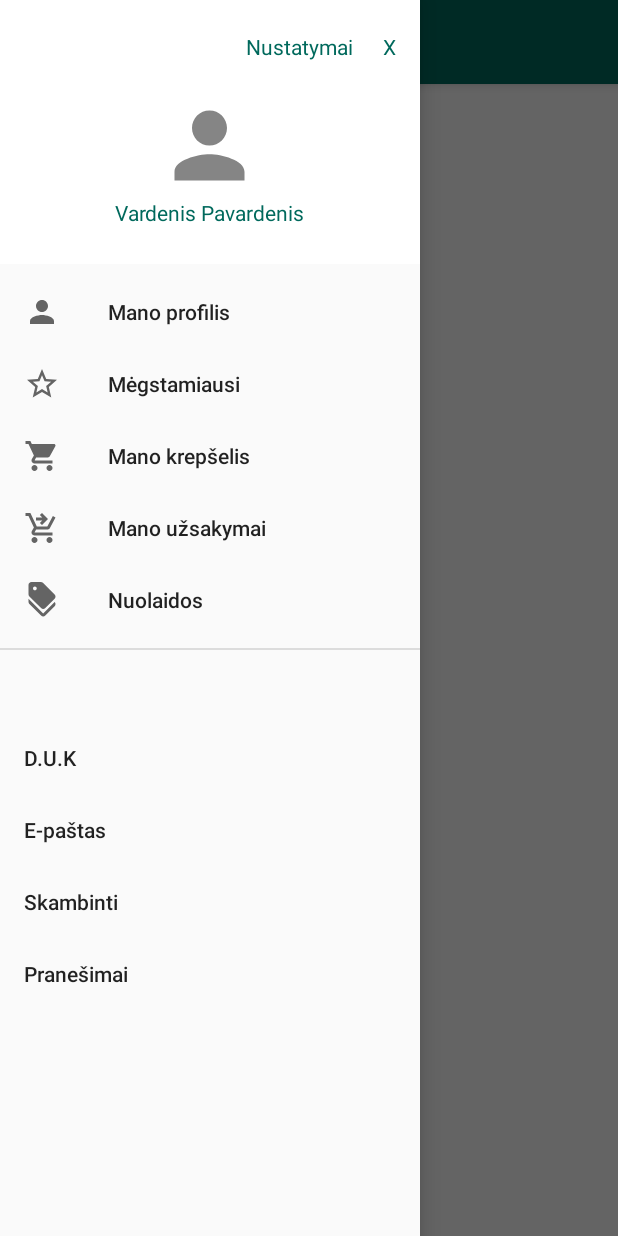
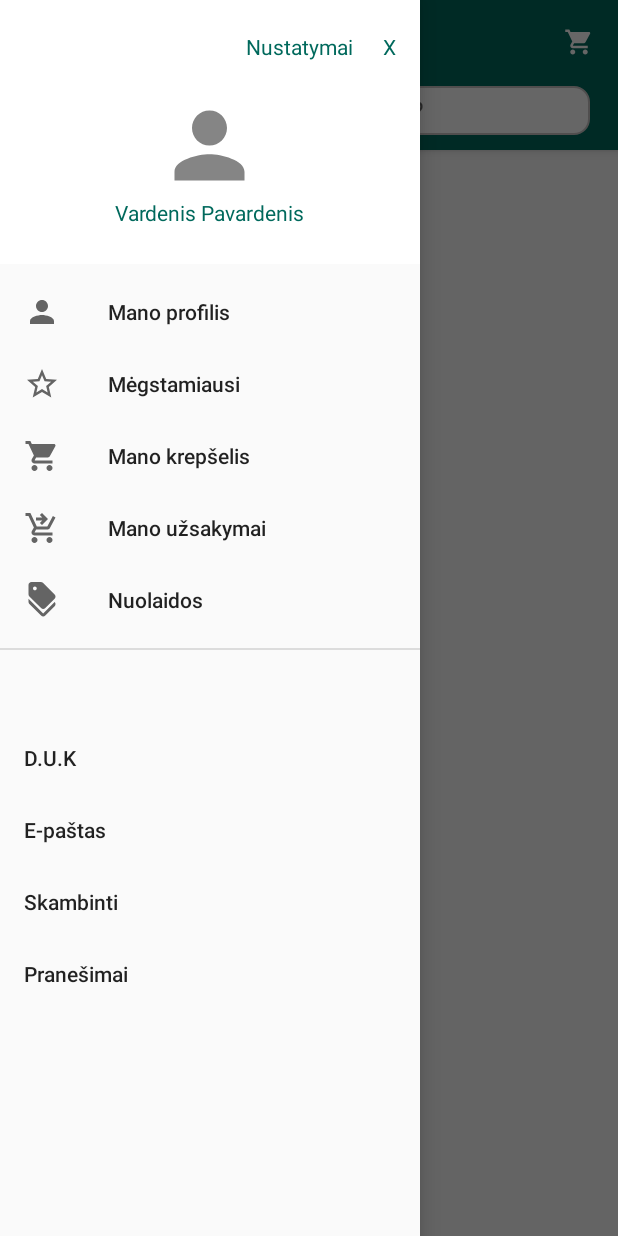
Before and after one commit to DominykasD/Arena, an Android app: the MainMenuActivity screen opened directly, with no data from a screen before it, with the side drawer open, on a phone screen of 412 x 824 dp. Run offline under Robolectric (Android 15) with nearby library versions, the phone set to English and light mode, and no system bars; our stand-ins replace navigation-ui; network calls fail.

Commit message:
Top app bar

```diff
--- a/app/src/main/AndroidManifest.xml
+++ b/app/src/main/AndroidManifest.xml
@@ -15,7 +15,7 @@
         <activity
             android:name=".MainMenuActivity"
             android:exported="false"
-            android:theme="@style/AppBar.NoActionBar" />
+            android:theme="@style/AppBar.NoActionBar"/>
         <activity
             android:name=".Register"
             android:exported="false" />
--- a/app/src/main/java/com/example/arena/MainMenuActivity.java
+++ b/app/src/main/java/com/example/arena/MainMenuActivity.java
@@ -10,6 +10,7 @@ import androidx.navigation.ui.AppBarConfiguration;
 import androidx.navigation.ui.NavigationUI;
 
 import android.os.Bundle;
+import android.text.Html;
 import android.view.MenuItem;
 import android.view.View;
 import android.widget.SearchView;
@@ -42,6 +43,7 @@ public class MainMenuActivity extends AppCompatActivity {
 
 
 
+
     }
 
     @Override
--- a/app/src/main/res/drawable/ic_cart.xml
+++ b/app/src/main/res/drawable/ic_cart.xml
@@ -1,6 +1,6 @@
 <vector xmlns:android="http://schemas.android.com/apk/res/android"
-    android:width="24dp"
-    android:height="24dp"
+    android:width="20dp"
+    android:height="20dp"
     android:viewportWidth="24"
     android:viewportHeight="24"
     android:tint="?attr/colorControlNormal">
--- /dev/null
+++ b/app/src/main/res/drawable/search_bar_rounded.xml
@@ -0,0 +1,10 @@
+<?xml version="1.0" encoding="utf-8"?>
+<shape xmlns:android="http://schemas.android.com/apk/res/android">
+    <solid android:color="#fff"/>
+    <corners android:radius="10dp"/>
+    <padding android:left="0dp"
+        android:bottom="0dp"
+        android:right="0dp"
+        android:top="0dp"/>
+    <stroke android:color="#c8c5c5" android:width="1dp"/>
+</shape>
--- /dev/null
+++ b/app/src/main/res/drawable/search_icon.xml
@@ -0,0 +1,5 @@
+<vector android:height="24dp" android:tint="#989797"
+    android:viewportHeight="24" android:viewportWidth="24"
+    android:width="24dp" xmlns:android="http://schemas.android.com/apk/res/android">
+    <path android:fillColor="@android:color/white" android:pathData="M15.5,14h-0.79l-0.28,-0.27C15.41,12.59 16,11.11 16,9.5 16,5.91 13.09,3 9.5,3S3,5.91 3,9.5 5.91,16 9.5,16c1.61,0 3.09,-0.59 4.23,-1.57l0.27,0.28v0.79l5,4.99L20.49,19l-4.99,-5zM9.5,14C7.01,14 5,11.99 5,9.5S7.01,5 9.5,5 14,7.01 14,9.5 11.99,14 9.5,14z"/>
+</vector>
--- a/app/src/main/res/layout/app_bar_main.xml
+++ b/app/src/main/res/layout/app_bar_main.xml
@@ -7,19 +7,20 @@
     tools:context=".MainMenuActivity">
 
     <com.google.android.material.appbar.AppBarLayout
+        android:id="@+id/appBarLayout"
         android:layout_width="match_parent"
         android:layout_height="wrap_content"
         android:theme="@style/Theme.Arena.AppBarOverlay">
 
         <androidx.constraintlayout.widget.ConstraintLayout
             android:layout_width="match_parent"
-            android:layout_height="?attr/actionBarSize"
+            android:layout_height="100dp"
             android:layout_gravity="center">
 
             <androidx.appcompat.widget.Toolbar
                 android:id="@+id/toolbar"
                 android:layout_width="match_parent"
-                android:layout_height="?attr/actionBarSize"
+                android:layout_height="100dp"
                 android:background="#00695C"
                 app:layout_constraintEnd_toEndOf="parent"
                 app:layout_constraintStart_toStartOf="parent"
@@ -29,19 +30,24 @@
 
             <androidx.constraintlayout.widget.ConstraintLayout
                 android:layout_width="match_parent"
-                android:layout_height="match_parent">
+                android:layout_height="match_parent"
+                app:layout_constraintEnd_toEndOf="parent"
+                app:layout_constraintStart_toStartOf="parent"
+                app:layout_constraintTop_toTopOf="parent">
 
                 <TextView
                     android:id="@+id/textView9"
                     android:layout_width="wrap_content"
                     android:layout_height="wrap_content"
-                    android:layout_marginTop="21dp"
+                    android:layout_marginTop="18dp"
                     android:layout_marginBottom="16dp"
                     android:text="Žalgirio arena"
                     app:layout_constraintBottom_toBottomOf="parent"
                     app:layout_constraintEnd_toEndOf="parent"
+                    app:layout_constraintHorizontal_bias="0.501"
                     app:layout_constraintStart_toStartOf="parent"
-                    app:layout_constraintTop_toTopOf="parent" />
+                    app:layout_constraintTop_toTopOf="parent"
+                    app:layout_constraintVertical_bias="0.0" />
 
                 <ImageView
                     android:id="@+id/imageView"
@@ -52,8 +58,38 @@
                     app:layout_constraintHorizontal_bias="0.0"
                     app:layout_constraintStart_toEndOf="@+id/textView9"
                     app:layout_constraintTop_toTopOf="parent"
-                    app:layout_constraintVertical_bias="0.52"
+                    app:layout_constraintVertical_bias="0.2"
                     app:srcCompat="@drawable/arrow_down" />
+
+                <ImageView
+                    android:id="@+id/imageView2"
+                    android:layout_width="wrap_content"
+                    android:layout_height="wrap_content"
+                    android:layout_marginEnd="16dp"
+                    app:layout_constraintBottom_toBottomOf="parent"
+                    app:layout_constraintEnd_toEndOf="parent"
+                    app:layout_constraintTop_toTopOf="parent"
+                    app:layout_constraintVertical_bias="0.225"
+                    app:srcCompat="@drawable/ic_cart" />
+
+                <EditText
+                    android:id="@+id/editTextTextPersonName"
+                    android:layout_width="375dp"
+                    android:layout_height="wrap_content"
+                    android:layout_marginTop="20dp"
+                    android:background="@drawable/search_bar_rounded"
+                    android:drawableStart="@drawable/search_icon"
+                    android:drawablePadding="10dp"
+                    android:ems="10"
+                    android:inputType="textPersonName"
+                    android:padding="4dp"
+                    android:theme="@style/Theme.AppCompat.DayNight.NoActionBar"
+                    android:hint="Ką galėtume jums pasiūlyti?"
+                    app:layout_constraintEnd_toEndOf="parent"
+                    app:layout_constraintHorizontal_bias="0.497"
+                    app:layout_constraintStart_toStartOf="parent"
+                    app:layout_constraintTop_toBottomOf="@+id/textView9" />
+
             </androidx.constraintlayout.widget.ConstraintLayout>
 
         </androidx.constraintlayout.widget.ConstraintLayout>
--- a/app/src/main/res/values/themes.xml
+++ b/app/src/main/res/values/themes.xml
@@ -12,11 +12,14 @@
         <!-- Status bar color. -->
         <item name="android:statusBarColor" tools:targetApi="l">?attr/colorPrimaryVariant</item>
         <!-- Customize your theme here. -->
+
+
     </style>
 
     <style name="AppBar.NoActionBar" parent="Theme.AppCompat.DayNight.NoActionBar">
         <item name="colorPrimary">#009688</item>
         <item name="colorPrimaryVariant">#009688</item>
+        <item name="android:editTextColor">#000</item>
         <item name="android:statusBarColor" tools:targetApi="l">?attr/colorPrimaryVariant</item>
     </style>
     <style name="Theme.Arena.NoActionBar">
```
